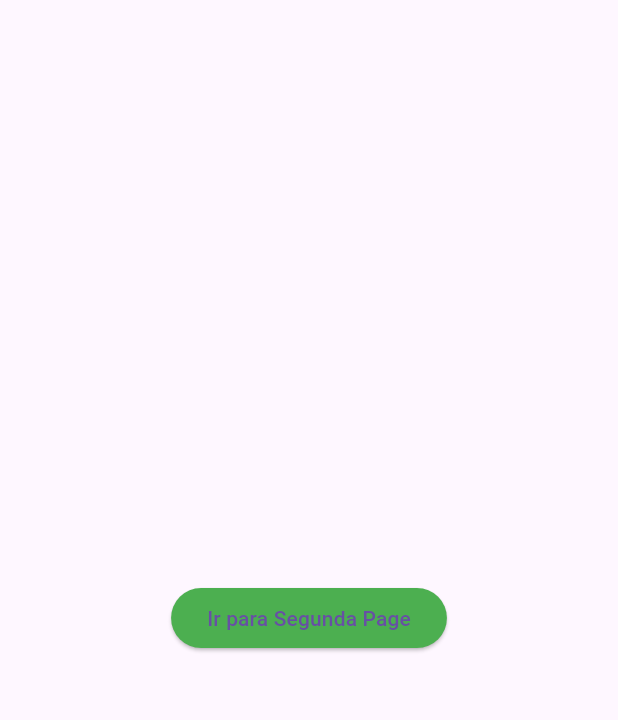
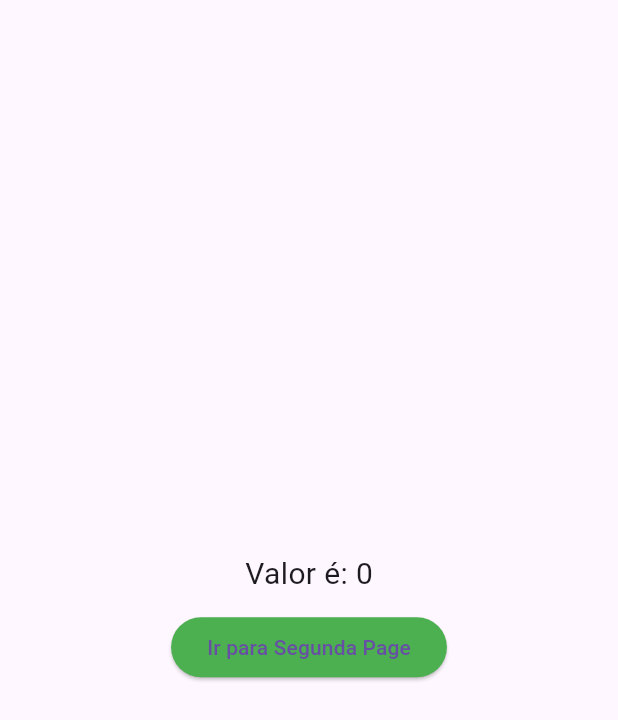
Before and after one commit to Vinitarfc/navegacao_paginas, a Flutter app: the screen it shows after launch, on a phone screen of 412 x 824 dp. Shown: the top 720 px of the screen. Run offline on Flutter 3.47's test engine with Material 3 defaults, Android fonts, the light colour scheme and no system bars.

Commit message:
Gerenciar estado

```diff
--- a/lib/one_page.dart
+++ b/lib/one_page.dart
@@ -1,22 +1,47 @@
+import 'dart:math';
+
 import 'package:flutter/material.dart';
 import 'package:navegacao_paginas/widgets/custom_button_widget.dart';
 //import 'package:navegacao_paginas/two_page.dart';
 
-class OnePage extends StatelessWidget {
+class OnePage extends StatefulWidget {
   const OnePage({Key? key}) : super(key: key);
 
   @override
+  State<OnePage> createState() => _OnePageState();
+}
+
+class _OnePageState extends State<OnePage> {
+  int valorAleatorio = 0;
+
+  random() async {
+    for (int i = 0; i < 10; i++) {
+      await Future.delayed(Duration(seconds: 1));
+      setState(() {
+        valorAleatorio = Random().nextInt(1000);
+      });
+    }
+  }
+
+  @override
   Widget build(BuildContext context) {
+    print('reconstruindo');
     return Scaffold(
       body: Center(
-        child: CustomButtonWidget(
-          disable: false,
-          onPressed: () {
-            Navigator.of(context)
-                .pushNamed('/twoPage', arguments: 'teste')
-                .then((value) => print(value));
-          },
-          title: 'Ir para Segunda Page',
+        child: Column(
+          mainAxisAlignment: MainAxisAlignment.center,
+          children: [
+            Text(
+              'Valor é: $valorAleatorio',
+              style: TextStyle(fontSize: 20),
+            ),
+            SizedBox(height: 10),
+            CustomButtonWidget(
+              disable: false,
+              onPressed: () => random(),
+              title: 'Ir para Segunda Page',
+            ),
+          ],
         ),
       ),
     );
```
